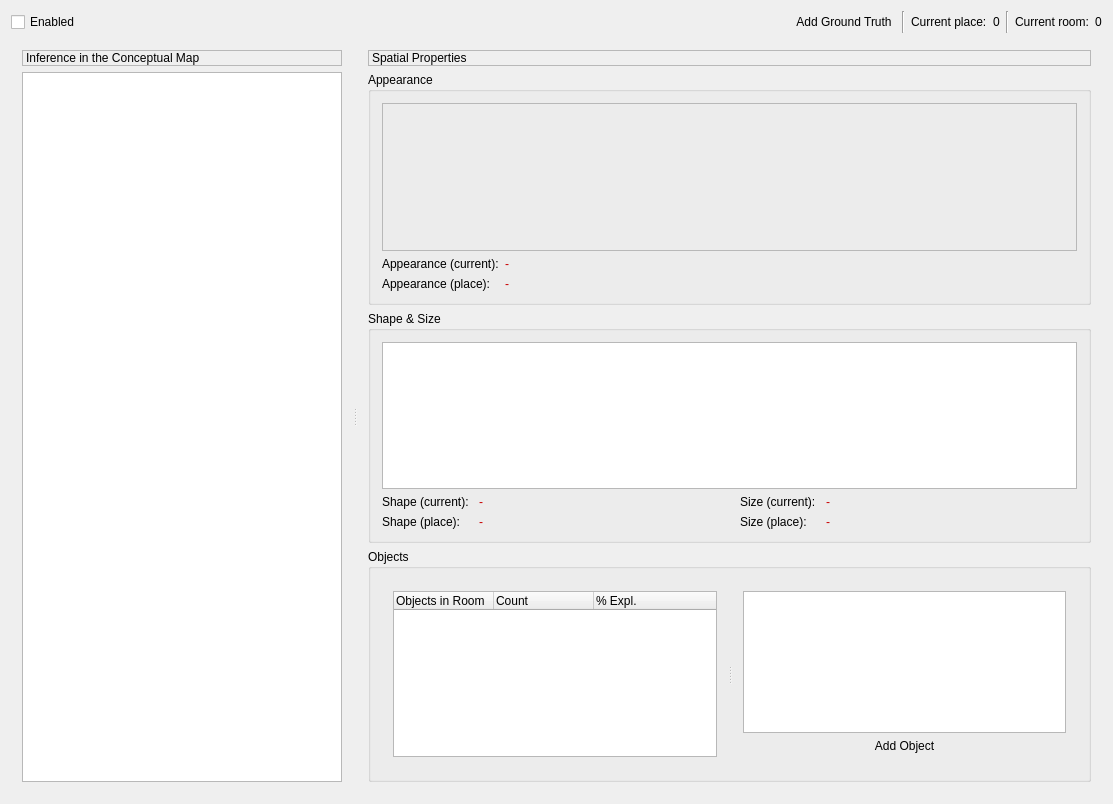
This is subarchitectures/conceptual.sa/branches/avs-iros11/src/c++/conceptual/components/Tester/DemoWidget/DemoWidget.ui in marc-hanheide/cogx as Qt 5 draws it before an edit. The edited form follows.
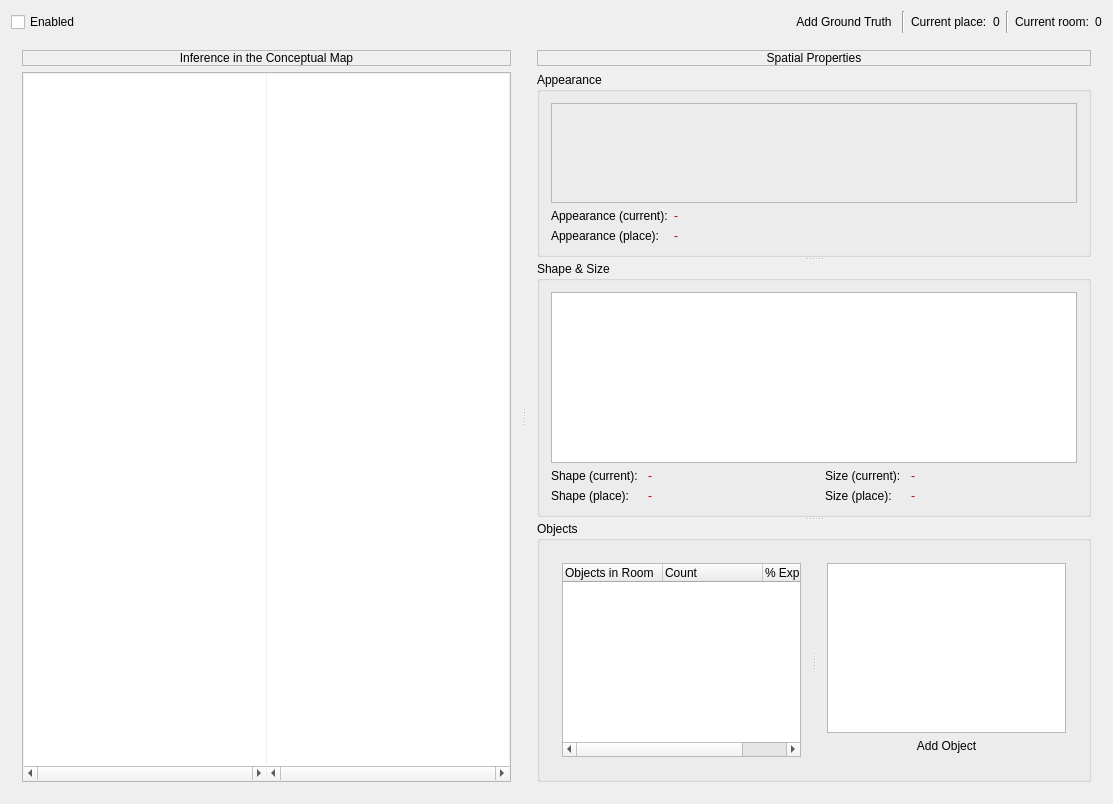
This is the edited form. Icons and pictures are not drawn. Custom widgets are drawn as their Qt base class.

```diff
--- a/subarchitectures/conceptual.sa/branches/avs-iros11/src/c++/conceptual/components/Tester/DemoWidget/DemoWidget.ui
+++ b/subarchitectures/conceptual.sa/branches/avs-iros11/src/c++/conceptual/components/Tester/DemoWidget/DemoWidget.ui
@@ -88,7 +88,13 @@
     </layout>
    </item>
    <item>
-    <widget class="QSplitter" name="splitter">
+    <widget class="QSplitter" name="splitter_4">
+     <property name="sizePolicy">
+      <sizepolicy hsizetype="Expanding" vsizetype="Expanding">
+       <horstretch>0</horstretch>
+       <verstretch>0</verstretch>
+      </sizepolicy>
+     </property>
      <property name="orientation">
       <enum>Qt::Horizontal</enum>
      </property>
@@ -105,25 +111,86 @@
          <property name="text">
           <string>Inference in the Conceptual Map</string>
          </property>
+         <property name="alignment">
+          <set>Qt::AlignCenter</set>
+         </property>
         </widget>
        </item>
        <item>
+        <widget class="QFrame" name="frame">
+         <property name="sizePolicy">
+          <sizepolicy hsizetype="Expanding" vsizetype="Expanding">
+           <horstretch>0</horstretch>
+           <verstretch>0</verstretch>
+          </sizepolicy>
+         </property>
+         <property name="frameShape">
+          <enum>QFrame::StyledPanel</enum>
+         </property>
+         <property name="frameShadow">
+          <enum>QFrame::Sunken</enum>
+         </property>
+         <layout class="QVBoxLayout" name="verticalLayout_9">
+          <property name="margin">
+           <number>1</number>
+          </property>
+          <item>
+           <widget class="QSplitter" name="splitter_3">
+            <property name="sizePolicy">
+             <sizepolicy hsizetype="Expanding" vsizetype="Expanding">
+              <horstretch>0</horstretch>
+              <verstretch>0</verstretch>
+             </sizepolicy>
+            </property>
+            <property name="orientation">
+             <enum>Qt::Horizontal</enum>
+            </property>
+            <property name="handleWidth">
+             <number>1</number>
+            </property>
+            <widget class="EventView" name="legendView">
+             <property name="frameShape">
+              <enum>QFrame::NoFrame</enum>
+             </property>
+             <property name="verticalScrollBarPolicy">
+              <enum>Qt::ScrollBarAlwaysOff</enum>
+             </property>
+             <property name="horizontalScrollBarPolicy">
+              <enum>Qt::ScrollBarAlwaysOn</enum>
+             </property>
+             <property name="alignment">
+              <set>Qt::AlignBottom|Qt::AlignRight|Qt::AlignTrailing</set>
+             </property>
+            </widget>
         <widget class="EventView" name="eventView">
+             <property name="frameShape">
+              <enum>QFrame::NoFrame</enum>
+             </property>
+             <property name="verticalScrollBarPolicy">
+              <enum>Qt::ScrollBarAlwaysOff</enum>
+             </property>
+             <property name="horizontalScrollBarPolicy">
+              <enum>Qt::ScrollBarAlwaysOn</enum>
+             </property>
          <property name="interactive">
           <bool>false</bool>
          </property>
          <property name="alignment">
-          <set>Qt::AlignRight|Qt::AlignTrailing|Qt::AlignVCenter</set>
+              <set>Qt::AlignBottom|Qt::AlignLeading|Qt::AlignLeft</set>
          </property>
          <property name="renderHints">
           <set>QPainter::Antialiasing|QPainter::TextAntialiasing</set>
          </property>
         </widget>
+           </widget>
        </item>
       </layout>
      </widget>
-     <widget class="QWidget" name="verticalLayoutWidget_2">
-      <layout class="QVBoxLayout" name="verticalLayout_2" stretch="0,1,1,1">
+       </item>
+      </layout>
+     </widget>
+     <widget class="QWidget" name="">
+      <layout class="QVBoxLayout" name="verticalLayout_2">
        <item>
         <widget class="QLabel" name="label_2">
          <property name="frameShape">
@@ -135,10 +202,23 @@
          <property name="text">
           <string>Spatial Properties</string>
          </property>
+         <property name="alignment">
+          <set>Qt::AlignCenter</set>
+         </property>
         </widget>
        </item>
        <item>
+        <widget class="QSplitter" name="splitter">
+         <property name="orientation">
+          <enum>Qt::Vertical</enum>
+         </property>
         <widget class="QGroupBox" name="groupBox">
+          <property name="sizePolicy">
+           <sizepolicy hsizetype="Preferred" vsizetype="Expanding">
+            <horstretch>0</horstretch>
+            <verstretch>0</verstretch>
+           </sizepolicy>
+          </property>
          <property name="title">
           <string>Appearance</string>
          </property>
@@ -146,11 +226,17 @@
           <item>
            <widget class="QLabel" name="imageLabel">
             <property name="sizePolicy">
-             <sizepolicy hsizetype="Expanding" vsizetype="Expanding">
+              <sizepolicy hsizetype="Preferred" vsizetype="Ignored">
               <horstretch>0</horstretch>
               <verstretch>0</verstretch>
              </sizepolicy>
             </property>
+             <property name="minimumSize">
+              <size>
+               <width>0</width>
+               <height>100</height>
+              </size>
+             </property>
             <property name="frameShape">
              <enum>QFrame::StyledPanel</enum>
             </property>
@@ -169,6 +255,12 @@
            <layout class="QGridLayout" name="gridLayout_2">
             <item row="0" column="0">
              <widget class="QLabel" name="label_3">
+               <property name="sizePolicy">
+                <sizepolicy hsizetype="Maximum" vsizetype="Preferred">
+                 <horstretch>0</horstretch>
+                 <verstretch>0</verstretch>
+                </sizepolicy>
+               </property>
               <property name="text">
                <string>Appearance (current):</string>
               </property>
@@ -177,7 +269,7 @@
             <item row="0" column="1">
              <widget class="QLabel" name="curAppearanceLabel">
               <property name="sizePolicy">
-               <sizepolicy hsizetype="Expanding" vsizetype="Preferred">
+                <sizepolicy hsizetype="Preferred" vsizetype="Preferred">
                 <horstretch>0</horstretch>
                 <verstretch>0</verstretch>
                </sizepolicy>
@@ -192,6 +284,12 @@
             </item>
             <item row="1" column="0">
              <widget class="QLabel" name="label_8">
+               <property name="sizePolicy">
+                <sizepolicy hsizetype="Maximum" vsizetype="Preferred">
+                 <horstretch>0</horstretch>
+                 <verstretch>0</verstretch>
+                </sizepolicy>
+               </property>
               <property name="text">
                <string>Appearance (place):</string>
               </property>
@@ -211,15 +309,26 @@
           </item>
          </layout>
         </widget>
-       </item>
-       <item>
         <widget class="QGroupBox" name="groupBox_3">
+          <property name="sizePolicy">
+           <sizepolicy hsizetype="Preferred" vsizetype="Expanding">
+            <horstretch>0</horstretch>
+            <verstretch>0</verstretch>
+           </sizepolicy>
+          </property>
          <property name="title">
           <string>Shape &amp;&amp; Size</string>
          </property>
          <layout class="QVBoxLayout" name="verticalLayout_5">
           <item>
-           <widget class="LaserScanView" name="laserScanView"/>
+            <widget class="LaserScanView" name="laserScanView">
+             <property name="sizePolicy">
+              <sizepolicy hsizetype="Preferred" vsizetype="Preferred">
+               <horstretch>0</horstretch>
+               <verstretch>0</verstretch>
+              </sizepolicy>
+             </property>
+            </widget>
           </item>
           <item>
            <layout class="QGridLayout" name="gridLayout">
@@ -228,6 +337,12 @@
             </property>
             <item row="0" column="0">
              <widget class="QLabel" name="label_4">
+               <property name="sizePolicy">
+                <sizepolicy hsizetype="Maximum" vsizetype="Preferred">
+                 <horstretch>0</horstretch>
+                 <verstretch>0</verstretch>
+                </sizepolicy>
+               </property>
               <property name="text">
                <string>Shape (current):</string>
               </property>
@@ -236,7 +351,7 @@
             <item row="0" column="1">
              <widget class="QLabel" name="curShapeLabel">
               <property name="sizePolicy">
-               <sizepolicy hsizetype="Expanding" vsizetype="Preferred">
+                <sizepolicy hsizetype="Preferred" vsizetype="Maximum">
                 <horstretch>0</horstretch>
                 <verstretch>0</verstretch>
                </sizepolicy>
@@ -251,6 +366,12 @@
             </item>
             <item row="1" column="0">
              <widget class="QLabel" name="label_5">
+               <property name="sizePolicy">
+                <sizepolicy hsizetype="Maximum" vsizetype="Preferred">
+                 <horstretch>0</horstretch>
+                 <verstretch>0</verstretch>
+                </sizepolicy>
+               </property>
               <property name="text">
                <string>Shape (place):</string>
               </property>
@@ -258,6 +379,12 @@
             </item>
             <item row="1" column="1">
              <widget class="QLabel" name="plShapeLabel">
+               <property name="sizePolicy">
+                <sizepolicy hsizetype="Preferred" vsizetype="Maximum">
+                 <horstretch>0</horstretch>
+                 <verstretch>0</verstretch>
+                </sizepolicy>
+               </property>
               <property name="styleSheet">
                <string notr="true">color:rgb(200,0,0)</string>
               </property>
@@ -268,6 +395,12 @@
             </item>
             <item row="0" column="2">
              <widget class="QLabel" name="label_6">
+               <property name="sizePolicy">
+                <sizepolicy hsizetype="Maximum" vsizetype="Preferred">
+                 <horstretch>0</horstretch>
+                 <verstretch>0</verstretch>
+                </sizepolicy>
+               </property>
               <property name="text">
                <string>Size (current):</string>
               </property>
@@ -276,7 +409,7 @@
             <item row="0" column="3">
              <widget class="QLabel" name="curSizeLabel">
               <property name="sizePolicy">
-               <sizepolicy hsizetype="Expanding" vsizetype="Preferred">
+                <sizepolicy hsizetype="Preferred" vsizetype="Maximum">
                 <horstretch>0</horstretch>
                 <verstretch>0</verstretch>
                </sizepolicy>
@@ -291,6 +424,12 @@
             </item>
             <item row="1" column="2">
              <widget class="QLabel" name="label_7">
+               <property name="sizePolicy">
+                <sizepolicy hsizetype="Maximum" vsizetype="Preferred">
+                 <horstretch>0</horstretch>
+                 <verstretch>0</verstretch>
+                </sizepolicy>
+               </property>
               <property name="text">
                <string>Size (place):</string>
               </property>
@@ -298,6 +437,12 @@
             </item>
             <item row="1" column="3">
              <widget class="QLabel" name="plSizeLabel">
+               <property name="sizePolicy">
+                <sizepolicy hsizetype="Preferred" vsizetype="Maximum">
+                 <horstretch>0</horstretch>
+                 <verstretch>0</verstretch>
+                </sizepolicy>
+               </property>
               <property name="styleSheet">
                <string notr="true">color:rgb(200,0,0)</string>
               </property>
@@ -310,9 +455,13 @@
           </item>
          </layout>
         </widget>
-       </item>
-       <item>
         <widget class="QGroupBox" name="groupBox_2">
+          <property name="sizePolicy">
+           <sizepolicy hsizetype="Preferred" vsizetype="Expanding">
+            <horstretch>0</horstretch>
+            <verstretch>0</verstretch>
+           </sizepolicy>
+          </property>
          <property name="title">
           <string>Objects</string>
          </property>
@@ -326,6 +475,12 @@
              <layout class="QVBoxLayout" name="verticalLayout_6">
               <item>
                <widget class="QTreeWidget" name="objectsTreeWidget">
+                 <property name="sizePolicy">
+                  <sizepolicy hsizetype="Preferred" vsizetype="Preferred">
+                   <horstretch>0</horstretch>
+                   <verstretch>0</verstretch>
+                  </sizepolicy>
+                 </property>
                 <property name="rootIsDecorated">
                  <bool>false</bool>
                 </property>
@@ -357,7 +512,14 @@
                <number>2</number>
               </property>
               <item>
-               <widget class="QListWidget" name="objectsListWidget"/>
+                <widget class="QListWidget" name="objectsListWidget">
+                 <property name="sizePolicy">
+                  <sizepolicy hsizetype="Preferred" vsizetype="Preferred">
+                   <horstretch>0</horstretch>
+                   <verstretch>0</verstretch>
+                  </sizepolicy>
+                 </property>
+                </widget>
               </item>
               <item>
                <widget class="QPushButton" name="addObjectButton">
@@ -378,6 +540,7 @@
            </widget>
           </item>
          </layout>
+         </widget>
         </widget>
        </item>
       </layout>
```
Left out of the diff: 2 changed lines with no effect on the pictures. Lines whose indentation alone changed are shown as unchanged.
